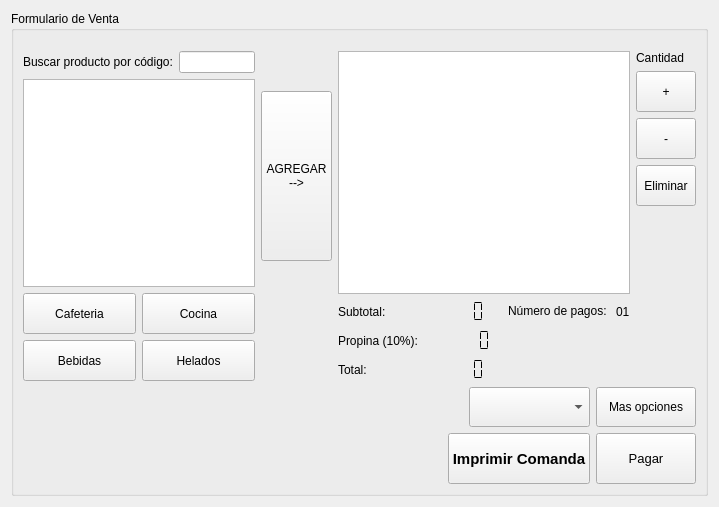
The window that nostro/ventas/formulario_venta.ui (manuell12/CafeNostro) describes before a commit, drawn with Qt 5.
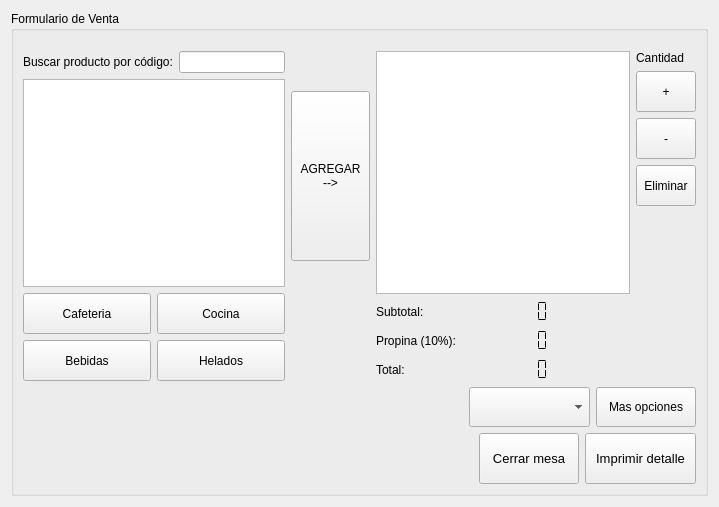
The same window after the commit.

What changed in the file:
```diff
--- a/nostro/ventas/formulario_venta.ui
+++ b/nostro/ventas/formulario_venta.ui
@@ -242,10 +242,16 @@
                <widget class="QLabel" name="label_3">
                 <property name="minimumSize">
                  <size>
-                  <width>74</width>
+                  <width>100</width>
                   <height>0</height>
                  </size>
                 </property>
+                <property name="maximumSize">
+                 <size>
+                  <width>100</width>
+                  <height>16777215</height>
+                 </size>
+                </property>
                 <property name="text">
                  <string>Subtotal:</string>
                 </property>
@@ -295,20 +301,6 @@
                 </property>
                </spacer>
               </item>
-              <item>
-               <widget class="QLabel" name="label_6">
-                <property name="text">
-                 <string>&lt;html&gt;&lt;head/&gt;&lt;body&gt;&lt;p&gt;Número de pagos: &lt;/p&gt;&lt;/body&gt;&lt;/html&gt;</string>
-                </property>
-               </widget>
-              </item>
-              <item>
-               <widget class="QLabel" name="label_numero_pagos">
-                <property name="text">
-                 <string>01</string>
-                </property>
-               </widget>
-              </item>
              </layout>
             </item>
             <item>
@@ -317,10 +309,16 @@
                <widget class="QLabel" name="label_4">
                 <property name="minimumSize">
                  <size>
-                  <width>74</width>
+                  <width>100</width>
                   <height>0</height>
                  </size>
                 </property>
+                <property name="maximumSize">
+                 <size>
+                  <width>100</width>
+                  <height>16777215</height>
+                 </size>
+                </property>
                 <property name="text">
                  <string>Propina (10%):</string>
                 </property>
@@ -369,10 +367,16 @@
                <widget class="QLabel" name="label">
                 <property name="minimumSize">
                  <size>
-                  <width>74</width>
+                  <width>100</width>
                   <height>0</height>
                  </size>
                 </property>
+                <property name="maximumSize">
+                 <size>
+                  <width>100</width>
+                  <height>16777215</height>
+                 </size>
+                </property>
                 <property name="text">
                  <string>Total:</string>
                 </property>
@@ -607,6 +611,26 @@
           </property>
          </spacer>
         </item>
+        <item>
+         <widget class="QPushButton" name="pushButton_cerrar_venta">
+          <property name="minimumSize">
+           <size>
+            <width>100</width>
+            <height>51</height>
+           </size>
+          </property>
+          <property name="font">
+           <font>
+            <pointsize>10</pointsize>
+            <weight>50</weight>
+            <bold>false</bold>
+           </font>
+          </property>
+          <property name="text">
+           <string>Cerrar mesa</string>
+          </property>
+         </widget>
+        </item>
         <item>
          <widget class="QPushButton" name="pushButton_imprimir_comandas">
           <property name="minimumSize">
@@ -617,33 +641,13 @@
           </property>
           <property name="font">
            <font>
-            <pointsize>11</pointsize>
-            <weight>75</weight>
-            <bold>true</bold>
-           </font>
-          </property>
-          <property name="text">
-           <string>Imprimir Comanda</string>
-          </property>
-         </widget>
-        </item>
-        <item>
-         <widget class="QPushButton" name="pushButton_cerrar_venta">
-          <property name="minimumSize">
-           <size>
-            <width>100</width>
-            <height>51</height>
-           </size>
-          </property>
-          <property name="font">
-           <font>
             <pointsize>10</pointsize>
             <weight>50</weight>
             <bold>false</bold>
            </font>
           </property>
           <property name="text">
-           <string>Pagar</string>
+           <string>Imprimir detalle</string>
           </property>
          </widget>
         </item>
```
